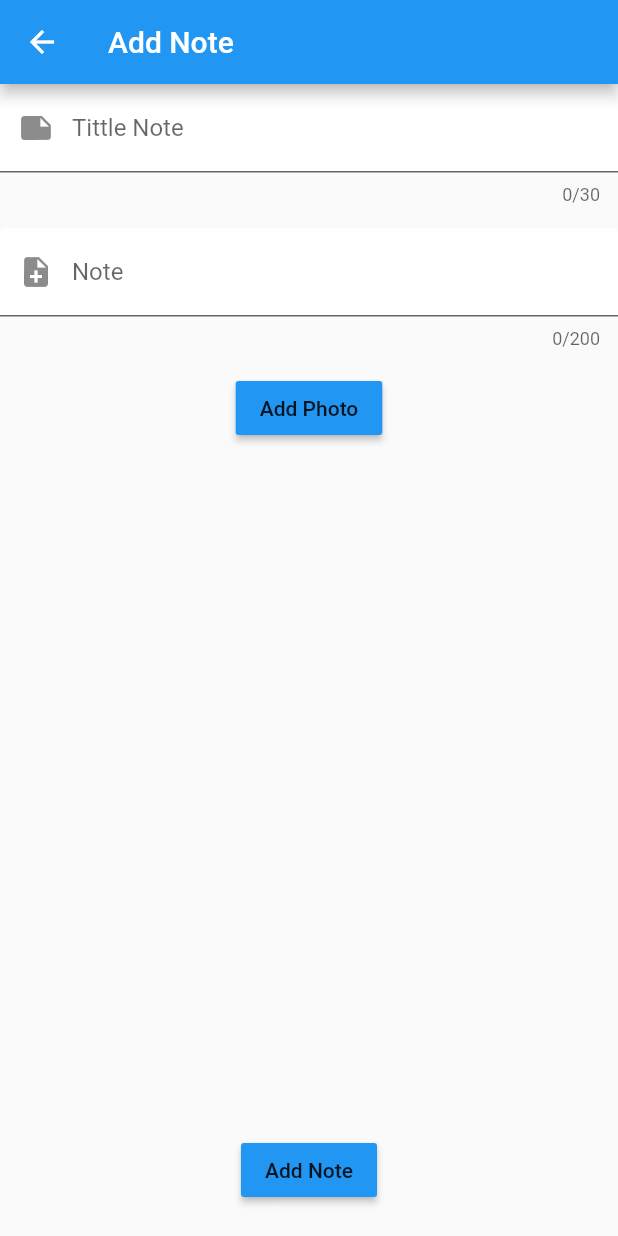
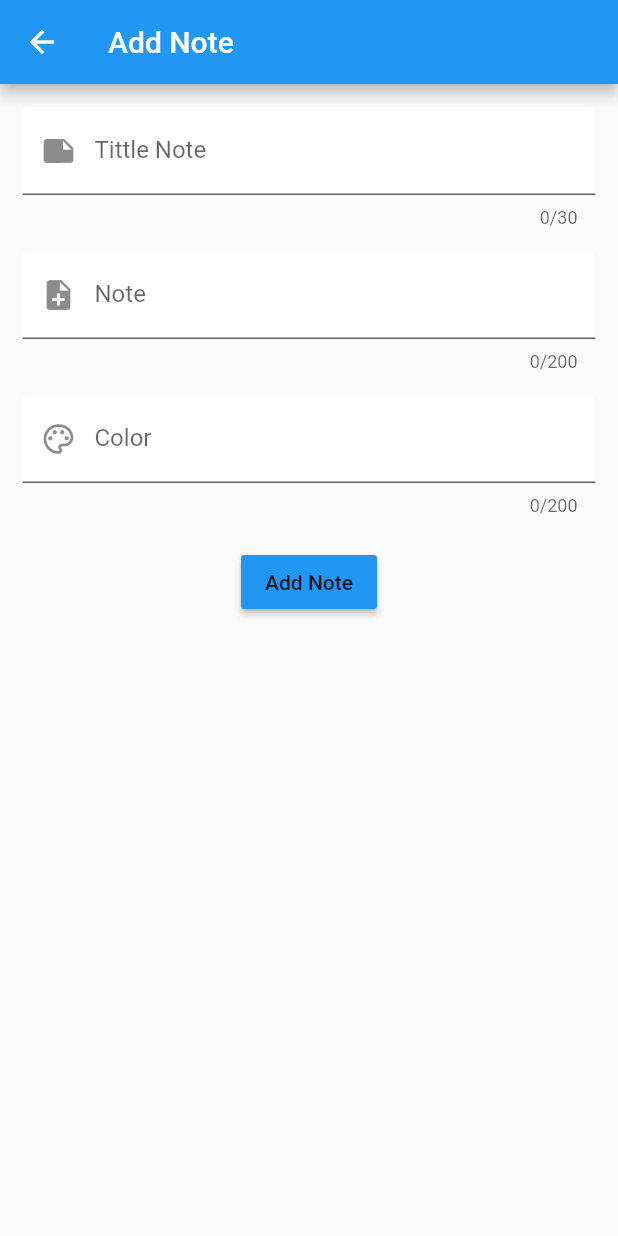
Before and after one commit to MuhmedAshraf/Notaa, a Flutter app: the Home screen opened by its route, after a tap on the "add" icon, on a phone screen of 412 x 824 dp. Run offline on Flutter 3.47's test engine with Material 2 defaults, Android fonts, the light colour scheme and no system bars; our stand-ins replace sqflite; accounts and stored records are empty.

Commit message:
create addNote page ui & logic

```diff
--- a/lib/02.home/homePage.dart
+++ b/lib/02.home/homePage.dart
@@ -1,14 +1,23 @@
 import 'package:flutter/material.dart';
+import 'package:notaa/sdldb.dart';
 
 class Home extends StatelessWidget {
   Home({Key? key}) : super(key: key);
 
-  List notes = [
-    {'note': "Doing Homework at 7 pm", 'image': 'assets/images/1.jpg'},
-    {'note': "Doing Homework at 7 pm", 'image': 'assets/images/2.jpg'},
-    {'note': "Doing Homework at 7 pm", 'image': 'assets/images/3.jpg'},
-    {'note': "Doing Homework at 7 pm", 'image': 'assets/images/4.jpg'},
-  ];
+  // List notes = [
+  //   {'note': "Doing Homework at 7 pm", 'image': 'assets/images/1.jpg'},
+  //   {'note': "Doing Homework at 7 pm", 'image': 'assets/images/2.jpg'},
+  //   {'note': "Doing Homework at 7 pm", 'image': 'assets/images/3.jpg'},
+  //   {'note': "Doing Homework at 7 pm", 'image': 'assets/images/4.jpg'},
+  // ];
+
+  Sqldb sqldb = Sqldb();
+
+  Future<List<Map>> readData() async {
+    List<Map> response = await sqldb.readData('''SELECT * FROM ('notes')''');
+    return response;
+  }
+
 
   @override
   Widget build(BuildContext context) {
@@ -17,42 +26,66 @@ class Home extends StatelessWidget {
         title: Text('Home Page'),
       ),
       body: Container(
-        child: ListView.builder(
-            itemBuilder: (context, i) => Dismissible(
-              key: Key('$i'),
-              child: ListNotes(
-                    notes: notes[i],
-                  ),
-            ),
-          itemCount: notes.length,
-        ),
+          child: ListView(
+            children: [
+              FutureBuilder(
+                  future: readData(),
+                  builder: (BuildContext context, AsyncSnapshot snapshot) {
+                    if (snapshot.hasData) {
+                      return ListView.builder(
+                        itemCount: snapshot.data.length,
+                          itemBuilder:(context,i){
+                        return Card(
+                          child: ListTile(
+                            title: Text('${snapshot.data[i]['tittle']}'),
+                            subtitle: Text('${snapshot.data[i]['note']}'),
+                            trailing: Text('${snapshot.data[i]['color']}'),
+                          ),
+                        );
+                      },
+                        shrinkWrap: true,
+                        physics: NeverScrollableScrollPhysics(),
+                      );
+
+                    }
+                    else {
+                      return const Center(
+                        child: CircularProgressIndicator(),
+                      );
+                    }
+                  })
+            ],
+          )
       ),
-      floatingActionButton: FloatingActionButton(onPressed: () { Navigator.pushNamed(context, 'addNote'); },child: Icon(Icons.add)),
+      floatingActionButton: FloatingActionButton(onPressed: () {
+        Navigator.pushNamed(context, 'addNote');
+      }, child: Icon(Icons.add)),
     );
   }
 }
 
-class ListNotes extends StatelessWidget {
-  final notes;
-
-  ListNotes({required this.notes});
-
-  @override
-  Widget build(BuildContext context) {
-    return Card(
-      child: Row(
-        children: [
-          Expanded(child: Image.asset('${notes['image']}',fit: BoxFit.fill,),flex: 1,),
-          Expanded(
-            flex: 3,
-            child: ListTile(
-              title: Text('tittle'),
-              subtitle: Text('${notes['note']}'),
-              trailing: IconButton(icon: Icon(Icons.edit) ,onPressed: (){},),
-            ),
-          ),
-        ],
-      ),
-    );
-  }
-}
+// class ListNotes extends StatelessWidget {
+//   final notes;
+//
+//   ListNotes({required this.notes});
+//
+//   @override
+//   Widget build(BuildContext context) {
+//     return Card(
+//       child: Row(
+//         children: [
+//           Expanded(child: Image.asset('${notes['image']}', fit: BoxFit.fill,),
+//             flex: 1,),
+//           Expanded(
+//             flex: 3,
+//             child: ListTile(
+//               title: Text('tittle'),
+//               subtitle: Text('${notes['note']}'),
+//               trailing: IconButton(icon: Icon(Icons.edit), onPressed: () {},),
+//             ),
+//           ),
+//         ],
+//       ),
+//     );
+//   }
+// }
--- a/lib/03.curd/addnote.dart
+++ b/lib/03.curd/addnote.dart
@@ -1,4 +1,6 @@
 import 'package:flutter/material.dart';
+import 'package:notaa/02.home/homePage.dart';
+import 'package:notaa/sdldb.dart';
 
 class AddNote extends StatefulWidget {
   const AddNote({Key? key}) : super(key: key);
@@ -10,15 +12,26 @@ class AddNote extends StatefulWidget {
 class _AddNoteState extends State<AddNote> {
   @override
   Widget build(BuildContext context) {
+    GlobalKey<FormState> formState = GlobalKey<FormState>();
+    TextEditingController tittle = TextEditingController();
+    TextEditingController note = TextEditingController();
+    TextEditingController color = TextEditingController();
+    Sqldb sqldb = Sqldb();
     return Scaffold(
       appBar: AppBar(
         title: Text('Add Note'),
       ),
-      body: Form(
+      body: Container(
+        padding: EdgeInsets.all(15),
+        child: ListView(
+          children: [
+            Form(
+              key: formState,
               child: Column(
                 children: [
                   TextFormField(
                     maxLength: 30,
+                    controller: tittle,
                     decoration: InputDecoration(
                       filled: true,
                       fillColor: Colors.white,
@@ -30,6 +43,7 @@ class _AddNoteState extends State<AddNote> {
                     height: 15,
                   ),
                   TextFormField(
+                    controller: note,
                     maxLength: 200,
                     maxLines: 3,
                     minLines: 1,
@@ -43,19 +57,54 @@ class _AddNoteState extends State<AddNote> {
                   SizedBox(
                     height: 15,
                   ),
+                  TextFormField(
+                    controller: color,
+                    maxLength: 200,
+                    maxLines: 3,
+                    minLines: 1,
+                    decoration: InputDecoration(
+                      filled: true,
+                      fillColor: Colors.white,
+                      label: Text('Color'),
+                      prefixIcon: Icon(Icons.color_lens_outlined),
+                    ),
+                  ),
                   Padding(
-              padding: const EdgeInsets.only(bottom: 20),
-              child: MaterialButton(onPressed: (){},child: Text('Add Photo'),color: Colors.blue,),
+                    padding: const EdgeInsets.only(
+                        bottom: 20, left: 30, right: 30, top: 20),
+                    child: MaterialButton(
+                      onPressed: () async {
+                        int response = await sqldb.insertData(
+                            'INSERT INTO notes(tittle, note, color) VALUES("${tittle.text}", "${note.text}", "${color.text}")');
+                        print("response===========================");
+                        print(response);
+                        Navigator.pushAndRemoveUntil(
+                            context,
+                            MaterialPageRoute(builder: (context) => Home()),
+                            (route) => false);
+                      },
+                      child: Text('Add Note'),
+                      color: Colors.blue,
                     ),
-            Spacer(),
-            Padding(
-              padding: const EdgeInsets.only(bottom: 20,left: 30,right: 30,top: 20),
-              child: MaterialButton(onPressed: (){},child: Text('Add Note'),color: Colors.blue,),
-            )
-
+                  ),
+                  // ElevatedButton(onPressed: (){
+                  //   sqldb.deleteAll();
+                  // }, child: Text('delete Database')),
+                ],
+              ),
+            ),
           ],
         ),
       ),
     );
   }
 }
+
+// Padding(
+//   padding: const EdgeInsets.only(bottom: 20),
+//   child: MaterialButton(
+//     onPressed: () {},
+//     child: Text('Add Photo'),
+//     color: Colors.blue,
+//   ),
+// ),
--- /dev/null
+++ b/lib/sdldb.dart
@@ -0,0 +1,70 @@
+import 'package:sqflite/sqflite.dart';
+import 'package:path/path.dart';
+
+class Sqldb {
+  static Database? _db;
+
+  initialDb() async {
+    String databasePath = await getDatabasesPath();
+    String path = join(databasePath, 'notaa.db');
+    Database myDb = await openDatabase(path, onCreate: _onCreate, version: 1);
+    return myDb;
+  }
+
+  _onCreate(Database db, int version) async {
+    await db.execute(
+        'CREATE TABLE notes (id INTEGER PRIMARY KEY, tittle TEXT, note TEXT, color TEXT)');
+    print('created');
+  }
+
+  Future<Database?> get db async {
+    if (_db == null) {
+      _db = await initialDb();
+      return _db;
+    } else {
+      return _db;
+    }
+  }
+
+  onUpgrade(Database db, int oldVersion, int newVersion) {
+    print('Upgraded====================');
+  }
+
+  //-----------------------------------------------------------------------------------------
+
+  //selectData from data base
+  readData(String sql) async {
+    Database? myDb = await db;
+    List<Map> response = await myDb!.rawQuery(sql);
+    return response;
+  }
+
+  //insert
+  insertData(String sql) async {
+    Database? myDb = await db;
+    int response = await myDb!.rawInsert(sql);
+    return response;
+  }
+
+  //update
+  updateData(String sql) async {
+    Database? myDb = await db;
+    int response = await myDb!.rawUpdate(sql);
+    return response;
+  }
+
+  //delete
+  deleteData(String sql) async {
+    Database? myDb = await db;
+    int response = await myDb!.rawDelete(sql);
+    return response;
+  }
+
+  // delete all database
+  deleteAll() async {
+    String databasePath = await getDatabasesPath();
+    String path = join(databasePath, 'notaa.db');
+    await deleteDatabase(path);
+  }
+// ممكن ابقا استخدمها ف زرار هيمسح الداتا بيز كلها بملفاتها من الذاكرة بتاعة الجهاز وبالتالي لما اعمل هوت ريستارد هينفذ دالة onCreate من اول تاني فيمكن استخدمها لو عاوز اعدل ف الدالة دي مثلا والافضل استخدم دالة onUpgrade
+}
```
Also changed, not shown: 2 other files. Lines whose indentation alone changed are shown as unchanged.
